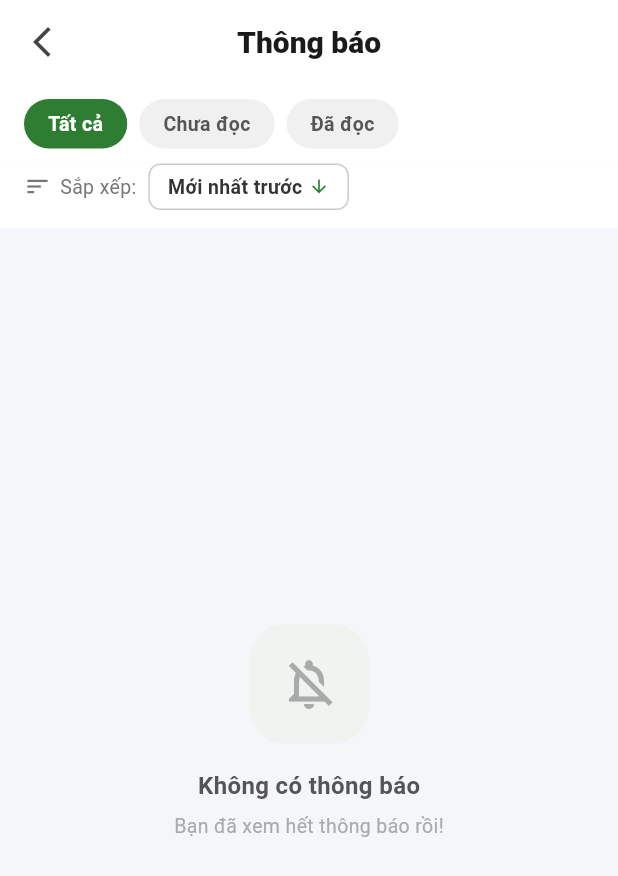
After one commit to NhatLong246/TimKiemViecLam, a Flutter app: the NotificationScreen screen opened directly, on a phone screen of 412 x 824 dp. The commit adds this screen. Shown: the top 876 px of the screen. Run offline on Flutter 3.47's test engine with Material 3 defaults, Android fonts, the light colour scheme and no system bars; our stand-ins replace cloud_firestore, firebase_auth, firebase_core, get, google_sign_in, shared_preferences and 1 more; missing offline and left inert: flutter_facebook_auth; accounts and stored records are empty.

Commit message:
new notification screen

```diff
--- /dev/null
+++ b/lib/screens/notification/notification_screen.dart
@@ -0,0 +1,545 @@
+import 'package:flutter/material.dart';
+import 'package:intl/intl.dart';
+
+enum _SortOrder { newestFirst, oldestFirst }
+
+enum _FilterType { all, unread, read }
+
+class NotificationItem {
+  final String id;
+  final String title;
+  final String body;
+  final DateTime createdAt;
+  final NotificationCategory category;
+  bool isRead;
+
+  NotificationItem({
+    required this.id,
+    required this.title,
+    required this.body,
+    required this.createdAt,
+    required this.category,
+    this.isRead = false,
+  });
+}
+
+enum NotificationCategory { job, system, promo, profile }
+
+class NotificationScreen extends StatefulWidget {
+  const NotificationScreen({super.key});
+
+  @override
+  State<NotificationScreen> createState() => _NotificationScreenState();
+}
+
+class _NotificationScreenState extends State<NotificationScreen> {
+  _SortOrder _sortOrder = _SortOrder.newestFirst;
+  _FilterType _filter = _FilterType.all;
+
+  static const Color _primary = Color(0xFF2E7D32);
+  static const Color _unreadBg = Color(0xFFF0F7FF);
+
+  final List<NotificationItem> _notifications = [];
+
+  List<NotificationItem> get _filtered {
+    List<NotificationItem> list = List.of(_notifications);
+    if (_filter == _FilterType.unread) {
+      list = list.where((n) => !n.isRead).toList();
+    } else if (_filter == _FilterType.read) {
+      list = list.where((n) => n.isRead).toList();
+    }
+    list.sort(
+      (a, b) => _sortOrder == _SortOrder.newestFirst
+          ? b.createdAt.compareTo(a.createdAt)
+          : a.createdAt.compareTo(b.createdAt),
+    );
+    return list;
+  }
+
+  int get _unreadCount => _notifications.where((n) => !n.isRead).length;
+
+  void _markAllRead() {
+    setState(() {
+      for (final n in _notifications) {
+        n.isRead = true;
+      }
+    });
+  }
+
+  void _markRead(NotificationItem item) {
+    setState(() => item.isRead = true);
+  }
+
+  void _deleteNotification(NotificationItem item) {
+    setState(() => _notifications.removeWhere((n) => n.id == item.id));
+  }
+
+  void _deleteAll() {
+    showDialog(
+      context: context,
+      builder: (ctx) => AlertDialog(
+        shape: RoundedRectangleBorder(borderRadius: BorderRadius.circular(14)),
+        title: const Text(
+          'Xóa tất cả thông báo?',
+          style: TextStyle(fontWeight: FontWeight.w700, fontSize: 17),
+        ),
+        content: const Text(
+          'Tất cả thông báo sẽ bị xóa vĩnh viễn.',
+          style: TextStyle(color: Color(0xFF555555)),
+        ),
+        actions: [
+          TextButton(
+            onPressed: () => Navigator.pop(ctx),
+            child: const Text(
+              'Hủy',
+              style: TextStyle(color: Color(0xFF888888)),
+            ),
+          ),
+          ElevatedButton(
+            onPressed: () {
+              setState(() => _notifications.clear());
+              Navigator.pop(ctx);
+            },
+            style: ElevatedButton.styleFrom(
+              backgroundColor: Colors.redAccent,
+              foregroundColor: Colors.white,
+              shape: RoundedRectangleBorder(
+                borderRadius: BorderRadius.circular(8),
+              ),
+              elevation: 0,
+            ),
+            child: const Text('Xóa hết'),
+          ),
+        ],
+      ),
+    );
+  }
+
+  String _formatTime(DateTime dt) {
+    final now = DateTime.now();
+    final diff = now.difference(dt);
+    if (diff.inMinutes < 60) return '${diff.inMinutes} phút trước';
+    if (diff.inHours < 24) return '${diff.inHours} giờ trước';
+    if (diff.inDays == 1) return 'Hôm qua, ${DateFormat('HH:mm').format(dt)}';
+    return DateFormat('dd/MM/yyyy HH:mm').format(dt);
+  }
+
+  @override
+  Widget build(BuildContext context) {
+    final items = _filtered;
+    return Scaffold(
+      backgroundColor: const Color(0xFFF4F6F9),
+      appBar: _buildAppBar(),
+      body: Column(
+        children: [
+          _buildFilterBar(),
+          _buildSortBar(),
+          Expanded(
+            child: items.isEmpty
+                ? _buildEmpty()
+                : ListView.builder(
+                    padding: const EdgeInsets.fromLTRB(16, 8, 16, 24),
+                    itemCount: items.length,
+                    itemBuilder: (_, i) => _buildCard(items[i]),
+                  ),
+          ),
+        ],
+      ),
+    );
+  }
+
+  PreferredSizeWidget _buildAppBar() {
+    return AppBar(
+      backgroundColor: Colors.white,
+      elevation: 0,
+      centerTitle: true,
+      leading: IconButton(
+        icon: const Icon(Icons.arrow_back_ios_new, color: Color(0xFF444444)),
+        onPressed: () => Navigator.pop(context),
+      ),
+      title: Row(
+        mainAxisSize: MainAxisSize.min,
+        children: [
+          const Text(
+            'Thông báo',
+            style: TextStyle(
+              color: Color(0xFF1A1A1A),
+              fontSize: 20,
+              fontWeight: FontWeight.w800,
+            ),
+          ),
+          if (_unreadCount > 0) ...[
+            const SizedBox(width: 8),
+            Container(
+              padding: const EdgeInsets.symmetric(horizontal: 7, vertical: 2),
+              decoration: BoxDecoration(
+                color: Colors.redAccent,
+                borderRadius: BorderRadius.circular(10),
+              ),
+              child: Text(
+                '$_unreadCount',
+                style: const TextStyle(
+                  color: Colors.white,
+                  fontSize: 12,
+                  fontWeight: FontWeight.w700,
+                ),
+              ),
+            ),
+          ],
+        ],
+      ),
+      actions: [
+        if (_unreadCount > 0)
+          TextButton(
+            onPressed: _markAllRead,
+            child: const Text(
+              'Đọc hết',
+              style: TextStyle(
+                color: Color(0xFF2E7D32),
+                fontSize: 14,
+                fontWeight: FontWeight.w600,
+              ),
+            ),
+          ),
+        if (_notifications.isNotEmpty)
+          IconButton(
+            onPressed: _deleteAll,
+            icon: const Icon(
+              Icons.delete_outline,
+              color: Colors.redAccent,
+              size: 22,
+            ),
+            tooltip: 'Xóa tất cả',
+          ),
+      ],
+    );
+  }
+
+  Widget _buildFilterBar() {
+    const filters = [
+      (_FilterType.all, 'Tất cả'),
+      (_FilterType.unread, 'Chưa đọc'),
+      (_FilterType.read, 'Đã đọc'),
+    ];
+    return Container(
+      color: Colors.white,
+      padding: const EdgeInsets.fromLTRB(16, 10, 16, 10),
+      child: Row(
+        children: filters.map((f) {
+          final selected = _filter == f.$1;
+          return Padding(
+            padding: const EdgeInsets.only(right: 8),
+            child: GestureDetector(
+              onTap: () => setState(() => _filter = f.$1),
+              child: AnimatedContainer(
+                duration: const Duration(milliseconds: 200),
+                padding: const EdgeInsets.symmetric(
+                  horizontal: 16,
+                  vertical: 7,
+                ),
+                decoration: BoxDecoration(
+                  color: selected ? _primary : const Color(0xFFF0F0F0),
+                  borderRadius: BorderRadius.circular(20),
+                ),
+                child: Text(
+                  f.$2,
+                  style: TextStyle(
+                    fontSize: 13,
+                    fontWeight: FontWeight.w600,
+                    color: selected ? Colors.white : const Color(0xFF555555),
+                  ),
+                ),
+              ),
+            ),
+          );
+        }).toList(),
+      ),
+    );
+  }
+
+  Widget _buildSortBar() {
+    return Container(
+      color: Colors.white,
+      padding: const EdgeInsets.fromLTRB(16, 0, 16, 12),
+      child: Row(
+        children: [
+          const Icon(Icons.sort, size: 18, color: Color(0xFF777777)),
+          const SizedBox(width: 6),
+          const Text(
+            'Sắp xếp:',
+            style: TextStyle(fontSize: 13, color: Color(0xFF777777)),
+          ),
+          const SizedBox(width: 8),
+          GestureDetector(
+            onTap: () => setState(() {
+              _sortOrder = _sortOrder == _SortOrder.newestFirst
+                  ? _SortOrder.oldestFirst
+                  : _SortOrder.newestFirst;
+            }),
+            child: Container(
+              padding: const EdgeInsets.symmetric(horizontal: 12, vertical: 5),
+              decoration: BoxDecoration(
+                border: Border.all(color: const Color(0xFFCCCCCC)),
+                borderRadius: BorderRadius.circular(8),
+              ),
+              child: Row(
+                mainAxisSize: MainAxisSize.min,
+                children: [
+                  Text(
+                    _sortOrder == _SortOrder.newestFirst
+                        ? 'Mới nhất trước'
+                        : 'Cũ nhất trước',
+                    style: const TextStyle(
+                      fontSize: 13,
+                      fontWeight: FontWeight.w600,
+                      color: Color(0xFF333333),
+                    ),
+                  ),
+                  const SizedBox(width: 4),
+                  Icon(
+                    _sortOrder == _SortOrder.newestFirst
+                        ? Icons.arrow_downward
+                        : Icons.arrow_upward,
+                    size: 14,
+                    color: _primary,
+                  ),
+                ],
+              ),
+            ),
+          ),
+        ],
+      ),
+    );
+  }
+
+  Widget _buildCard(NotificationItem item) {
+    final cat = _categoryMeta(item.category);
+    return Dismissible(
+      key: ValueKey(item.id),
+      direction: DismissDirection.endToStart,
+      onDismissed: (_) => _deleteNotification(item),
+      background: Container(
+        alignment: Alignment.centerRight,
+        padding: const EdgeInsets.only(right: 20),
+        margin: const EdgeInsets.only(bottom: 10),
+        decoration: BoxDecoration(
+          color: Colors.redAccent,
+          borderRadius: BorderRadius.circular(14),
+        ),
+        child: const Column(
+          mainAxisSize: MainAxisSize.min,
+          children: [
+            Icon(Icons.delete_outline, color: Colors.white, size: 26),
+            SizedBox(height: 4),
+            Text(
+              'Xóa',
+              style: TextStyle(
+                color: Colors.white,
+                fontSize: 12,
+                fontWeight: FontWeight.w600,
+              ),
+            ),
+          ],
+        ),
+      ),
+      child: GestureDetector(
+        onTap: () => _markRead(item),
+        child: AnimatedContainer(
+          duration: const Duration(milliseconds: 200),
+          margin: const EdgeInsets.only(bottom: 10),
+          padding: const EdgeInsets.all(14),
+          decoration: BoxDecoration(
+            color: item.isRead ? Colors.white : _unreadBg,
+            borderRadius: BorderRadius.circular(14),
+            border: Border.all(
+              color: item.isRead
+                  ? const Color(0xFFEEEEEE)
+                  : const Color(0xFFBBD9FF),
+            ),
+            boxShadow: [
+              BoxShadow(
+                color: Colors.black.withValues(alpha: 0.04),
+                blurRadius: 6,
+                offset: const Offset(0, 2),
+              ),
+            ],
+          ),
+          child: Row(
+            crossAxisAlignment: CrossAxisAlignment.start,
+            children: [
+              Container(
+                width: 44,
+                height: 44,
+                decoration: BoxDecoration(
+                  color: cat.bgColor,
+                  borderRadius: BorderRadius.circular(12),
+                ),
+                child: Icon(cat.icon, size: 22, color: cat.iconColor),
+              ),
+              const SizedBox(width: 12),
+              Expanded(
+                child: Column(
+                  crossAxisAlignment: CrossAxisAlignment.start,
+                  children: [
+                    Row(
+                      children: [
+                        Expanded(
+                          child: Text(
+                            item.title,
+                            style: TextStyle(
+                              fontSize: 14,
+                              fontWeight: item.isRead
+                                  ? FontWeight.w600
+                                  : FontWeight.w800,
+                              color: const Color(0xFF1A1A1A),
+                            ),
+                          ),
+                        ),
+                        if (!item.isRead)
+                          Container(
+                            width: 8,
+                            height: 8,
+                            margin: const EdgeInsets.only(left: 6, top: 4),
+                            decoration: const BoxDecoration(
+                              color: Colors.blue,
+                              shape: BoxShape.circle,
+                            ),
+                          ),
+                      ],
+                    ),
+                    const SizedBox(height: 4),
+                    Text(
+                      item.body,
+                      style: const TextStyle(
+                        fontSize: 13,
+                        color: Color(0xFF666666),
+                        height: 1.4,
+                      ),
+                      maxLines: 2,
+                      overflow: TextOverflow.ellipsis,
+                    ),
+                    const SizedBox(height: 6),
+                    Row(
+                      children: [
+                        Container(
+                          padding: const EdgeInsets.symmetric(
+                            horizontal: 7,
+                            vertical: 2,
+                          ),
+                          decoration: BoxDecoration(
+                            color: cat.bgColor,
+                            borderRadius: BorderRadius.circular(6),
+                          ),
+                          child: Text(
+                            cat.label,
+                            style: TextStyle(
+                              fontSize: 11,
+                              fontWeight: FontWeight.w600,
+                              color: cat.iconColor,
+                            ),
+                          ),
+                        ),
+                        const Spacer(),
+                        const Icon(
+                          Icons.access_time,
+                          size: 12,
+                          color: Color(0xFFAAAAAA),
+                        ),
+                        const SizedBox(width: 3),
+                        Text(
+                          _formatTime(item.createdAt),
+                          style: const TextStyle(
+                            fontSize: 11,
+                            color: Color(0xFFAAAAAA),
+                          ),
+                        ),
+                      ],
+                    ),
+                  ],
+                ),
+              ),
+            ],
+          ),
+        ),
+      ),
+    );
+  }
+
+  Widget _buildEmpty() {
+    return Center(
+      child: Column(
+        mainAxisSize: MainAxisSize.min,
+        children: [
+          Container(
+            width: 80,
+            height: 80,
+            decoration: BoxDecoration(
+              color: const Color(0xFFF0F4F0),
+              borderRadius: BorderRadius.circular(24),
+            ),
+            child: const Icon(
+              Icons.notifications_off_outlined,
+              size: 40,
+              color: Color(0xFFAAAAAA),
+            ),
+          ),
+          const SizedBox(height: 16),
+          const Text(
+            'Không có thông báo',
+            style: TextStyle(
+              fontSize: 16,
+              fontWeight: FontWeight.w700,
+              color: Color(0xFF555555),
+            ),
+          ),
+          const SizedBox(height: 6),
+          const Text(
+            'Bạn đã xem hết thông báo rồi!',
+            style: TextStyle(fontSize: 13, color: Color(0xFFAAAAAA)),
+          ),
+        ],
+      ),
+    );
+  }
+
+  _CategoryMeta _categoryMeta(NotificationCategory cat) {
+    switch (cat) {
+      case NotificationCategory.job:
+        return _CategoryMeta(
+          Icons.work_outline,
+          const Color(0xFF1565C0),
+          const Color(0xFFE3F2FD),
+          'Việc làm',
+        );
+      case NotificationCategory.system:
+        return _CategoryMeta(
+          Icons.settings_outlined,
+          const Color(0xFF00695C),
+          const Color(0xFFE0F2F1),
+          'Hệ thống',
+        );
+      case NotificationCategory.promo:
+        return _CategoryMeta(
+          Icons.local_offer_outlined,
+          const Color(0xFFE65100),
+          const Color(0xFFFFF3E0),
+          'Khuyến mãi',
+        );
+      case NotificationCategory.profile:
+        return _CategoryMeta(
+          Icons.person_outline,
+          const Color(0xFF6A1B9A),
+          const Color(0xFFF3E5F5),
+          'Hồ sơ',
+        );
+    }
+  }
+}
+
+class _CategoryMeta {
+  final IconData icon;
+  final Color iconColor;
+  final Color bgColor;
+  final String label;
+  const _CategoryMeta(this.icon, this.iconColor, this.bgColor, this.label);
+}
```
Also changed, not shown: lib/screens/home/home_screen.dart (+64 -16 lines).
